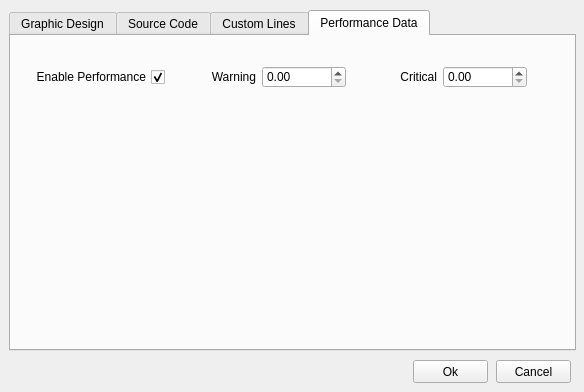
Qt form alyvix/extra/robotide/qt_ui/alyvix_text_finder_properties_view.ui (alyvix/alyvix) before a commit.
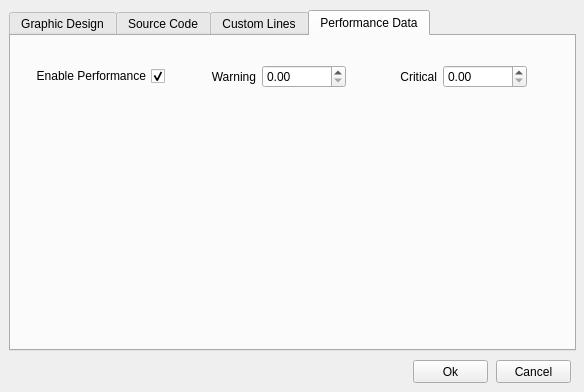
The same form after that commit. The open tabs and pages were chosen to show the change.

Diff of the .ui file:
```diff
--- a/alyvix/extra/robotide/qt_ui/alyvix_text_finder_properties_view.ui
+++ b/alyvix/extra/robotide/qt_ui/alyvix_text_finder_properties_view.ui
@@ -758,9 +758,9 @@
      <property name="geometry">
       <rect>
        <x>19</x>
-       <y>30</y>
+       <y>10</y>
        <width>497</width>
-       <height>22</height>
+       <height>61</height>
       </rect>
      </property>
      <layout class="QGridLayout" name="gridLayout_3">
```
